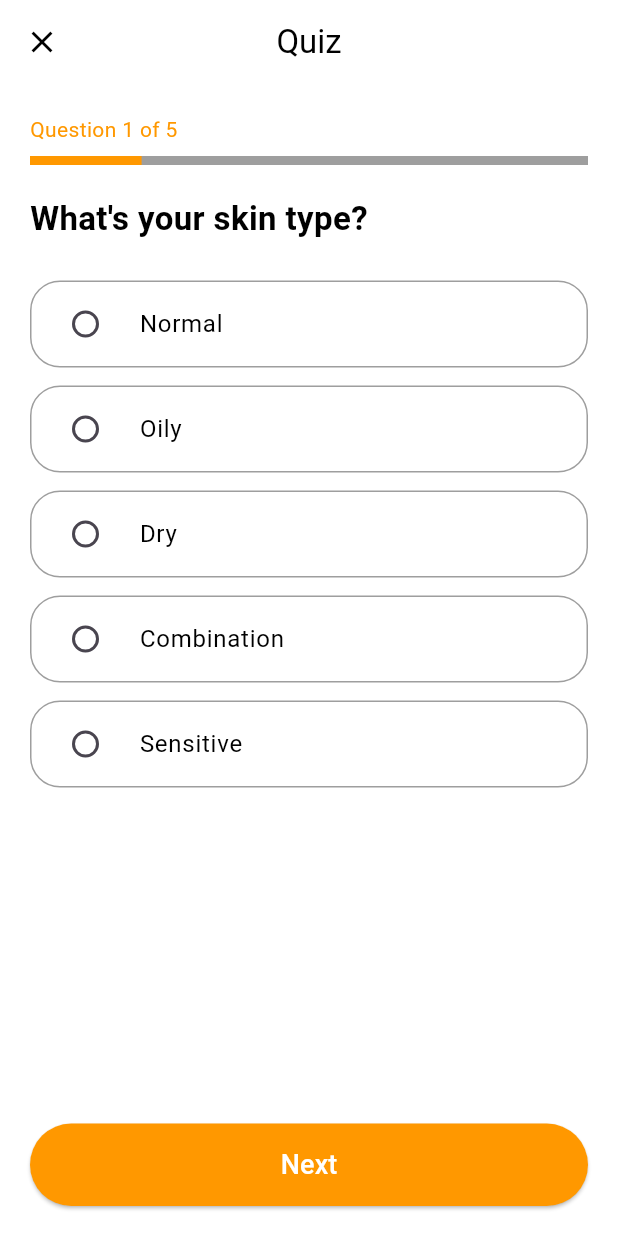
After one commit to maimoona-mustafvi/Elura_skincare_app, a Flutter app: the QuizStart screen opened directly, on a phone screen of 412 x 824 dp. The commit adds this screen. Run offline on Flutter 3.47's test engine with Material 3 defaults, Android fonts, the phone set to English and light mode, and no system bars; our stand-ins replace geolocator, google_fonts.

Commit message:
Added the quiz files without routing

```diff
--- /dev/null
+++ b/lib/models/questions.dart
@@ -0,0 +1,10 @@
+class Questions {
+  final String question;
+  final List<String> options;
+
+  Questions({
+    required this.question,
+    required this.options,
+  });
+
+}
--- /dev/null
+++ b/lib/pages/quizpage.dart
@@ -0,0 +1,178 @@
+import 'package:flutter/material.dart';
+import '../models/questions.dart';
+import 'quizresult.dart';
+
+class QuizStart extends StatefulWidget{
+  @override
+  State<StatefulWidget> createState() => quizState();
+}
+
+class quizState extends State<QuizStart>{
+
+  int currentIndex = 0;
+  final Map<int, String> userLogs = {};
+  String selectedOption = '';
+
+  final List<Questions> questions = [
+    Questions(
+      question: "What's your skin type?",
+      options: ['Normal', 'Oily', 'Dry', 'Combination', 'Sensitive'],
+    ),
+    Questions(
+      question: "What is your main skin concern?",
+      options: ['Acne', 'Pigmentation', 'Aging', 'Dryness', 'Redness'],
+    ),
+    Questions(
+      question: "How sensitive is your skin?",
+      options: ['Very Sensitive', 'Somewhat Sensitive', 'Not Sensitive', 'Normal', 'Very Tolerant'],
+    ),
+    Questions(
+      question: "Do you have any skin conditions?",
+      options: ['Eczema', 'Rosacea', 'Psoriasis', 'Dermatitis', 'None'],
+    ),
+    Questions(
+      question: "What's your climate?",
+      options: ['Hot & Humid', 'Cold & Dry', 'Moderate', 'Rainy', 'Desert'],
+    ),
+  ];
+
+  void nextQuestion(){
+    if(selectedOption != ''){
+      userLogs[currentIndex] = selectedOption;
+      if(currentIndex < questions.length-1){
+        setState(() {
+          currentIndex++;
+          selectedOption =  '';
+        });
+      }
+      else{
+        Navigator.push(context,
+          MaterialPageRoute(
+              builder: (context) => QuizRecommendations(userLogs: userLogs, questions: questions)
+          ),
+        );
+      }
+    }
+    else{
+      ScaffoldMessenger.of(context).showSnackBar(
+          SnackBar(
+              content: Text(
+                "Select an option before pressing next!",
+              )));
+    }
+  }
+
+  @override
+  Widget build(BuildContext build){
+    final currentQuestion = questions[currentIndex];
+    final progress = (currentIndex+1)/questions.length;
+
+    return Scaffold(
+      appBar: AppBar(
+        backgroundColor: Colors.white,
+        leading: IconButton(
+          icon: Icon(Icons.close, color:Colors.black),
+          onPressed: () => Navigator.pop(context),
+        ),
+        title: Text("Quiz",
+          style: TextStyle(
+            color: Colors.black,
+          ),),
+        centerTitle: true,
+      ),
+      backgroundColor: Colors.white,
+      body: Padding(
+        padding: EdgeInsets.all(20),
+        child: Column(
+          mainAxisAlignment: MainAxisAlignment.center,
+          children:[
+            Align(
+              alignment: Alignment.centerLeft,
+              child: Text(
+                  "Question ${currentIndex+1} of ${questions.length}",
+                  style: TextStyle(
+                    fontSize: 14,
+                    color: Colors.orange,
+                  )
+              ),
+            ),
+            SizedBox(height: 8),
+
+            LinearProgressIndicator(
+              value: progress,
+              color: Colors.orange,
+              backgroundColor: Colors.grey,
+              minHeight: 6.0,
+            ),
+            SizedBox(height: 20),
+
+            Align(
+              alignment: Alignment.centerLeft,
+              child: Text(
+                currentQuestion.question,
+                style: TextStyle(
+                  fontSize: 22,
+                  color: Colors.black,
+                  fontWeight: FontWeight.bold,
+                ),
+              ),
+            ),
+            SizedBox(height:20),
+
+            Expanded(//error de raha cannot hit test render box that has never been laid out
+              child:
+              ListView.builder(
+                  itemCount: currentQuestion.options.length,
+                  itemBuilder: (context, index){
+                    String option = currentQuestion.options[index];
+                    return Padding(//options are not spaced without this
+                        padding :const EdgeInsets.symmetric(vertical: 6.0),
+                        child: Container(
+                          decoration: BoxDecoration(
+                            border: Border.all(color: Colors.grey),
+                            borderRadius: BorderRadius.circular(20),
+                          ),
+                          child: RadioListTile<String>(
+                            title: Text(
+                              option,
+                              style: TextStyle(
+                                color: Colors.black,
+                                fontSize: 16,
+                              ),
+                            ),
+                            value: option,
+                            groupValue: selectedOption,
+                            onChanged: (value){//is not clickable without this
+                              setState(() {
+                                selectedOption = value!;
+                              });
+                            },
+                          ),
+                        ));
+                  }),),
+
+            ElevatedButton(
+              onPressed: nextQuestion,
+              style: ElevatedButton.styleFrom(
+                minimumSize: Size(double.infinity, 55),
+                backgroundColor: Colors.orange,
+                shape: RoundedRectangleBorder(
+                    borderRadius: BorderRadius.circular(30)),
+              ),
+              child: Text(
+                currentIndex == questions.length-1 ? 'Results' : 'Next',
+                style: TextStyle(
+                  fontSize: 18,
+                  color: Colors.white,
+                ),),
+            )
+          ],
+        ),
+      ),
+
+    );
+
+  }
+
+
+}
--- a/lib/pages/reminders_page.dart
+++ b/lib/pages/reminders_page.dart
@@ -1,6 +1,6 @@
 import 'package:flutter/material.dart';
 
-import 'package:elura_skincare_app/models/reminders.dart'; // Replace with your actual project name
+import 'package:elura_skincare_app/models/reminders.dart';
 
 class RemindersPage extends StatefulWidget {
   const RemindersPage({super.key});
```
Also changed, not shown: lib/models/product.dart (added, +13 -0 lines), lib/pages/quizresult.dart (added, +328 -0 lines), lib/pages/quizwelcome.dart (added, +99 -0 lines).
